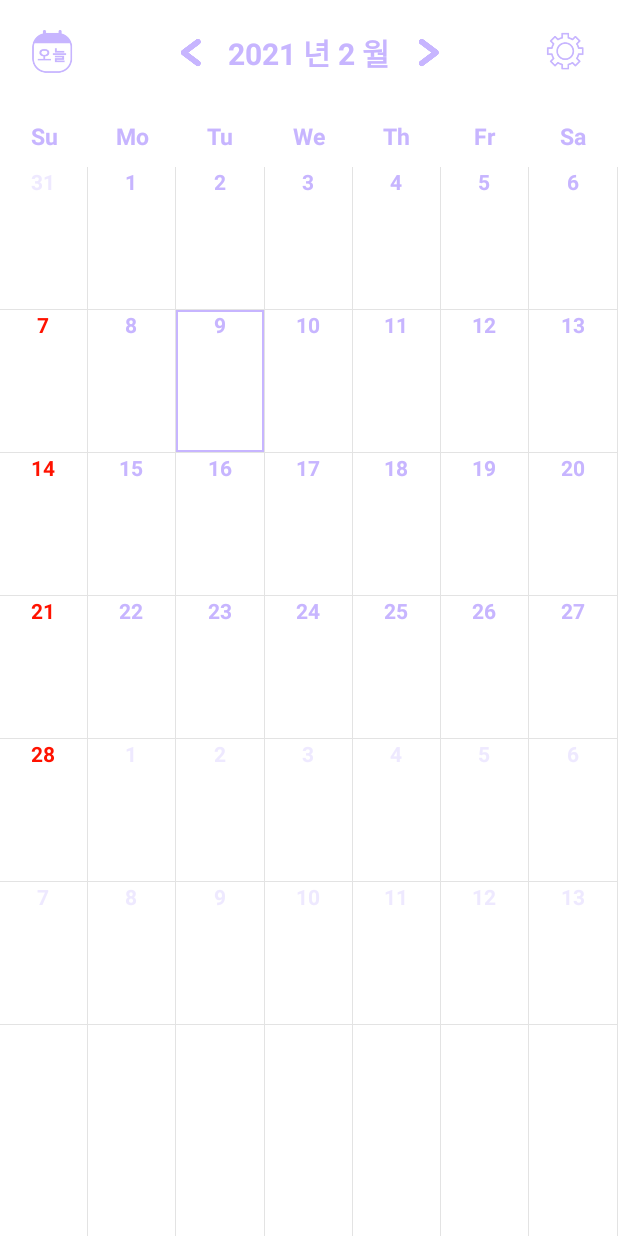
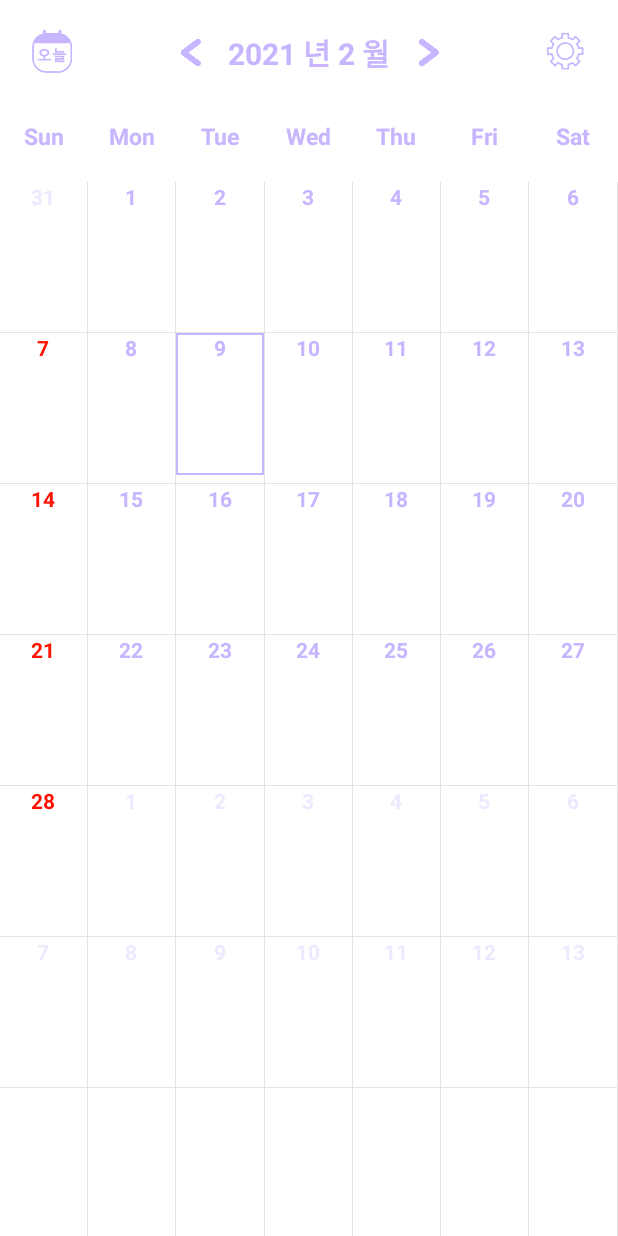
Before and after one commit to sungho8/StickerDiary, an Android app: the MainActivity screen opened directly, with no data from a screen before it, on a phone screen of 412 x 824 dp. Run offline under Robolectric (Android 15) with nearby library versions, the phone set to English and light mode, and no system bars; our stand-ins replace Firebase (no records; nobody signed in at launch, a user with empty details on screens opened directly).

Commit message:
Dev UI & Error Check

```diff
--- a/StikerDiaryProj/app/src/main/java/com/baeksoo/stickerdiary/Adapter/CalendarViewHolder.kt
+++ b/StikerDiaryProj/app/src/main/java/com/baeksoo/stickerdiary/Adapter/CalendarViewHolder.kt
@@ -77,8 +77,8 @@ class CalendarViewHolder(calendarView: View) : RecyclerView.ViewHolder(calendarV
     }
 
     fun titleCut(t : String) : String{
-        if(t.length > 5){
-            return t.substring(0,4) + "..."
+        if(t.length > 7){
+            return t.substring(0,6) + "..."
         }else{
             return t
         }
--- a/StikerDiaryProj/app/src/main/res/layout/activity_main.xml
+++ b/StikerDiaryProj/app/src/main/res/layout/activity_main.xml
@@ -6,6 +6,7 @@
     android:layout_width="match_parent"
     android:layout_height="match_parent"
     android:orientation="vertical"
+    android:background="#ffffff"
     tools:context="com.baeksoo.stickerdiary.MainActivity">
 <RelativeLayout
     android:id="@+id/titleBar"
@@ -68,8 +69,8 @@
         android:id="@+id/linearLayoutDay"
         android:layout_width="match_parent"
         android:layout_height="wrap_content"
+        android:layout_marginBottom="10dp"
         android:orientation="horizontal">
-
         <TextView
             android:layout_width="0dp"
             android:layout_height="wrap_content"
@@ -77,7 +78,7 @@
             android:gravity="center"
             android:textColor="?attr/colorMain"
             android:textStyle="bold"
-            android:text="Su"
+            android:text="Sun"
             android:textSize="15dp"
             android:padding="10dp"/>
         <TextView
@@ -87,7 +88,7 @@
             android:gravity="center"
             android:textColor="?attr/colorMain"
             android:textStyle="bold"
-            android:text="Mo"
+            android:text="Mon"
             android:textSize="15dp"
             android:padding="10dp"/>
         <TextView
@@ -97,7 +98,7 @@
             android:gravity="center"
             android:textColor="?attr/colorMain"
             android:textStyle="bold"
-            android:text="Tu"
+            android:text="Tue"
             android:textSize="15dp"
             android:padding="10dp"/>
         <TextView
@@ -106,7 +107,7 @@
             android:layout_weight="1"
             android:textColor="?attr/colorMain"
             android:textStyle="bold"
-            android:text="We"
+            android:text="Wed"
             android:textSize="15dp"
             android:gravity="center"
             android:padding="10dp"/>
@@ -116,7 +117,7 @@
             android:layout_weight="1"
             android:textColor="?attr/colorMain"
             android:textStyle="bold"
-            android:text="Th"
+            android:text="Thu"
             android:textSize="15dp"
             android:gravity="center"
             android:padding="10dp"/>
@@ -126,7 +127,7 @@
             android:layout_weight="1"
             android:textColor="?attr/colorMain"
             android:textStyle="bold"
-            android:text="Fr"
+            android:text="Fri"
             android:textSize="15dp"
             android:gravity="center"
             android:padding="10dp"/>
@@ -136,7 +137,7 @@
             android:layout_weight="1"
             android:textColor="?attr/colorMain"
             android:textStyle="bold"
-            android:text="Sa"
+            android:text="Sat"
             android:textSize="15dp"
             android:gravity="center"
             android:padding="10dp"/>
--- a/StikerDiaryProj/app/src/main/res/layout/cell.xml
+++ b/StikerDiaryProj/app/src/main/res/layout/cell.xml
@@ -2,7 +2,8 @@
 <RelativeLayout
     xmlns:android="http://schemas.android.com/apk/res/android"
     android:layout_width="match_parent"
-    android:layout_height="wrap_content">
+    android:layout_height="wrap_content"
+    android:paddingBottom="5dp">
     <RelativeLayout
         android:id="@+id/relativeLayout"
         android:background="?attr/colorBackground"
@@ -37,6 +38,7 @@
                 android:textSize="9dp"
                 android:textStyle="bold"
                 android:textColor="@color/colorLineTxt"
+                android:layout_marginLeft="3dp"
                 android:layout_width="wrap_content"
                 android:layout_height="wrap_content"/>
         </LinearLayout>
@@ -52,6 +54,7 @@
                 android:textSize="9dp"
                 android:textStyle="bold"
                 android:textColor="@color/colorLineTxt"
+                android:layout_marginLeft="3dp"
                 android:layout_width="wrap_content"
                 android:layout_height="wrap_content"/>
         </LinearLayout>
```
Also changed, not shown: StikerDiaryProj/app/src/main/java/com/baeksoo/stickerdiary/Activity/EditActivity.kt (+22 -11 lines), StikerDiaryProj/app/src/main/java/com/baeksoo/stickerdiary/StikerBottomSheet.kt (+6 -9 lines).
